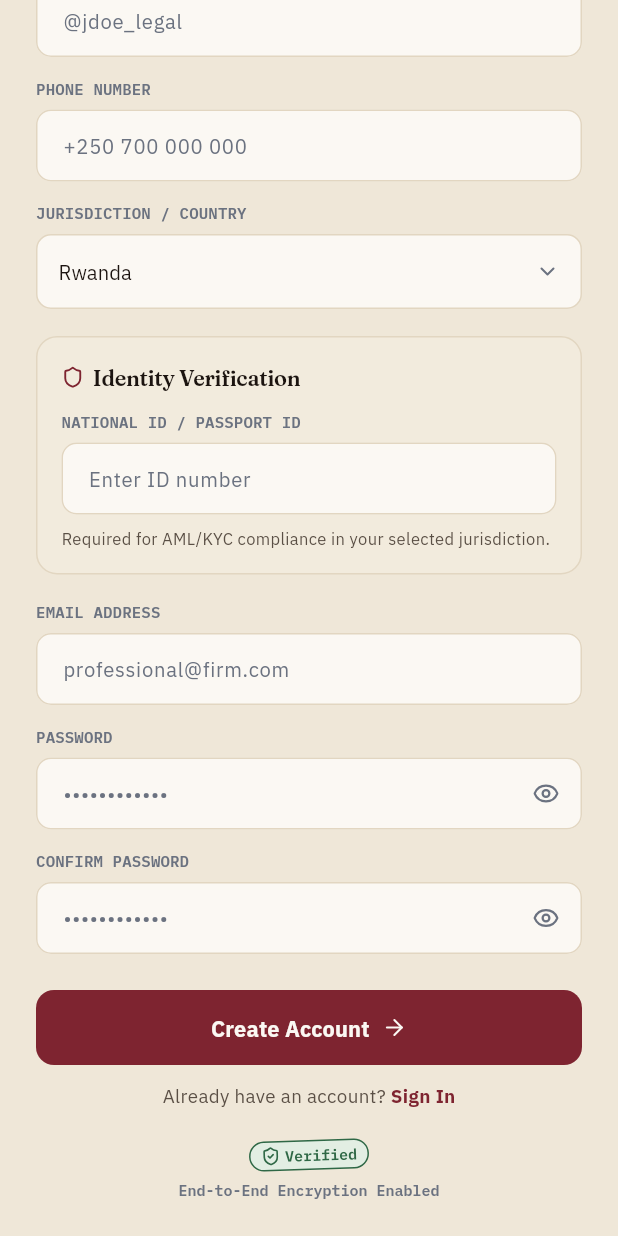
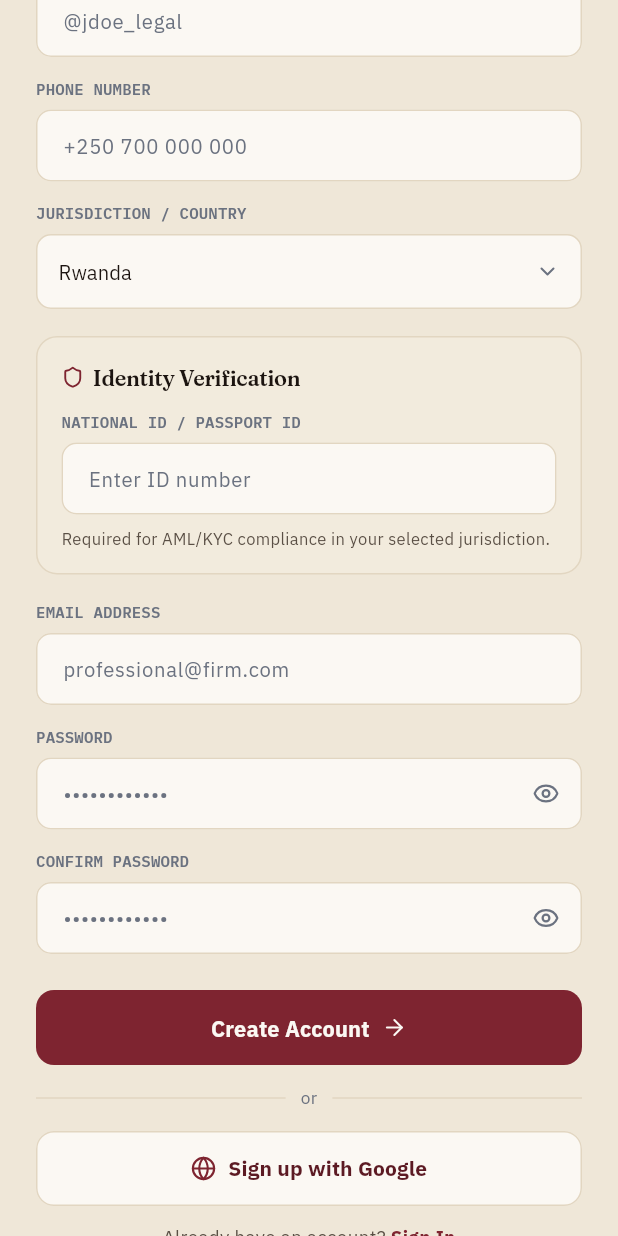
Before and after one commit to N-Maurice/LEP_Chat, a Flutter app: the SignUpScreen screen opened directly with empty values, scrolled down 342 dp, on a phone screen of 412 x 824 dp. Run offline on Flutter 3.47's test engine with Material 3 defaults, Android fonts, the phone set to English and light mode, and no system bars; our stand-ins replace firebase_auth, firebase_core, google_fonts, google_sign_in, lucide_icons_flutter; accounts and stored records are empty; network calls fail.

Commit message:
feat:App complete

```diff
--- a/lep_chat_mobile/lib/screens/auth/sign_up_screen.dart
+++ b/lep_chat_mobile/lib/screens/auth/sign_up_screen.dart
@@ -159,6 +159,23 @@ class _SignUpScreenState extends State<SignUpScreen> {
                   loading: auth.isBusy,
                   onPressed: () => _submit(auth),
                 ),
+                const SizedBox(height: 14),
+                Row(
+                  children: [
+                    const Expanded(child: Divider(color: AppColors.line)),
+                    Padding(
+                      padding: const EdgeInsets.symmetric(horizontal: 10),
+                      child: Text('or', style: AppText.body(size: 11.5, color: AppColors.slate)),
+                    ),
+                    const Expanded(child: Divider(color: AppColors.line)),
+                  ],
+                ),
+                const SizedBox(height: 14),
+                LepSecondaryButton(
+                  label: 'Sign up with Google',
+                  icon: LucideIcons.globe,
+                  onPressed: auth.isBusy ? null : () => auth.signInWithGoogle(),
+                ),
                 const SizedBox(height: 12),
                 Center(
                   child: GestureDetector(
--- a/lep_chat_mobile/lib/screens/case_detail_screen.dart
+++ b/lep_chat_mobile/lib/screens/case_detail_screen.dart
@@ -47,7 +47,7 @@ class _CaseDetailScreenState extends State<CaseDetailScreen> {
   bool _uploading = false;
 
   Future<void> _addEvidence() async {
-    final result = await FilePicker.pickFiles(allowMultiple: true, withData: true);
+    final result = await FilePicker.platform.pickFiles(allowMultiple: true, withData: true);
     if (result == null || result.files.isEmpty) return;
     setState(() => _uploading = true);
     try {
--- a/lep_chat_mobile/lib/screens/report_violation_screen.dart
+++ b/lep_chat_mobile/lib/screens/report_violation_screen.dart
@@ -51,7 +51,7 @@ class _ReportViolationScreenState extends State<ReportViolationScreen> {
   }
 
   Future<void> _pickEvidence() async {
-    final result = await FilePicker.pickFiles(allowMultiple: true, withData: true);
+    final result = await FilePicker.platform.pickFiles(allowMultiple: true, withData: true);
     if (result == null) return;
     setState(() => _evidence.addAll(result.files));
   }
--- a/lep_chat_mobile/lib/screens/submit_case_screen.dart
+++ b/lep_chat_mobile/lib/screens/submit_case_screen.dart
@@ -47,7 +47,7 @@ class _SubmitCaseScreenState extends State<SubmitCaseScreen> {
   }
 
   Future<void> _pickEvidence() async {
-    final result = await FilePicker.pickFiles(allowMultiple: true, withData: true);
+    final result = await FilePicker.platform.pickFiles(allowMultiple: true, withData: true);
     if (result == null) return;
     setState(() => _evidence.addAll(result.files));
   }
--- a/lep_chat_mobile/pubspec.yaml
+++ b/lep_chat_mobile/pubspec.yaml
@@ -8,7 +8,7 @@ environment:
   flutter: '>=3.10.0'
 
 dependencies:
-  file_picker: ^11.0.3
+  file_picker: 10.3.10
   firebase_auth: ^6.5.6
   firebase_core: ^4.12.1
   flutter:
```
Also changed, not shown: lep_chat_mobile/pubspec.lock, 1 other file.
